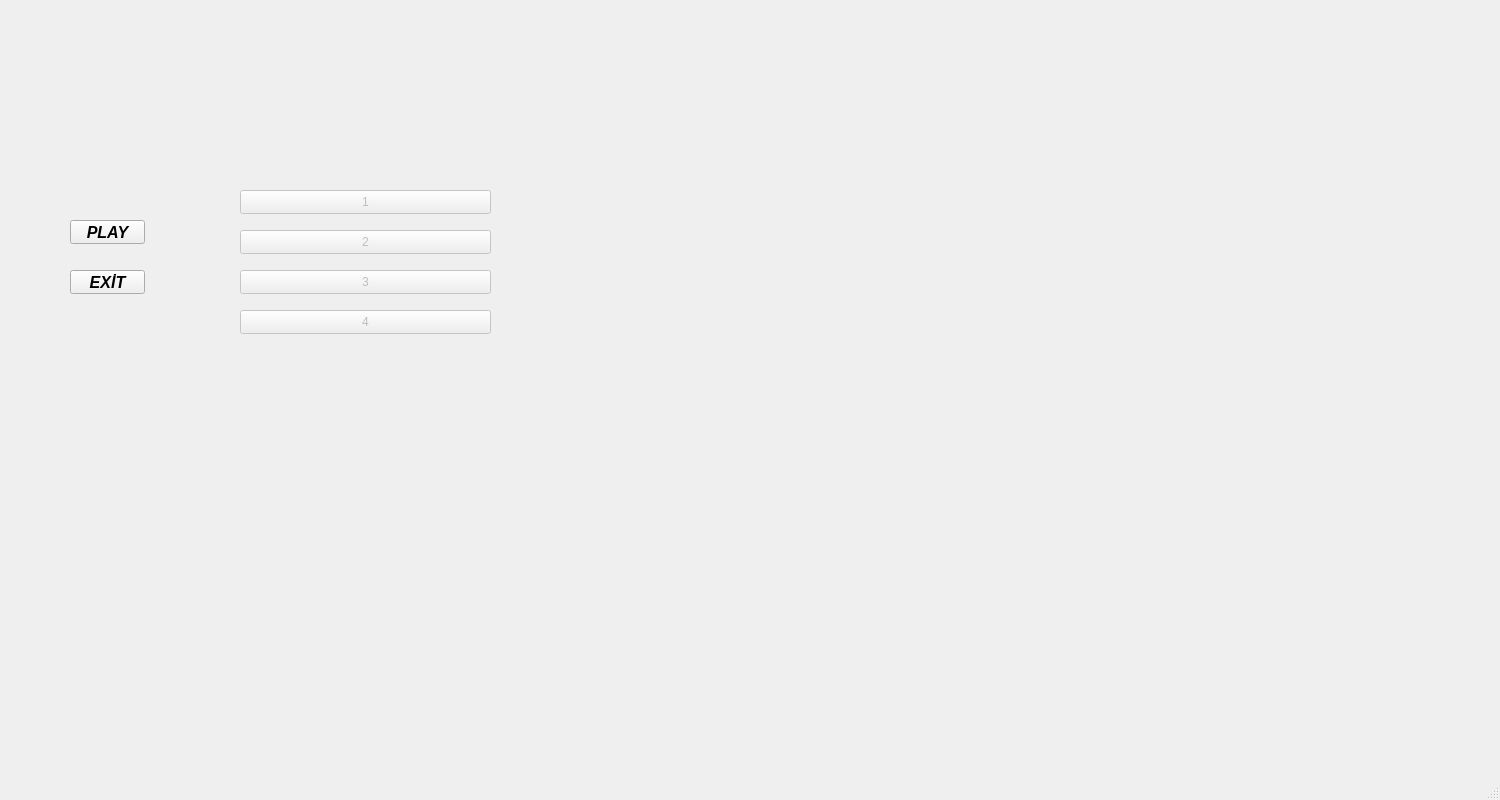
BerkeKbskl/BattleSim, file gamemenu.ui: the form before one commit.
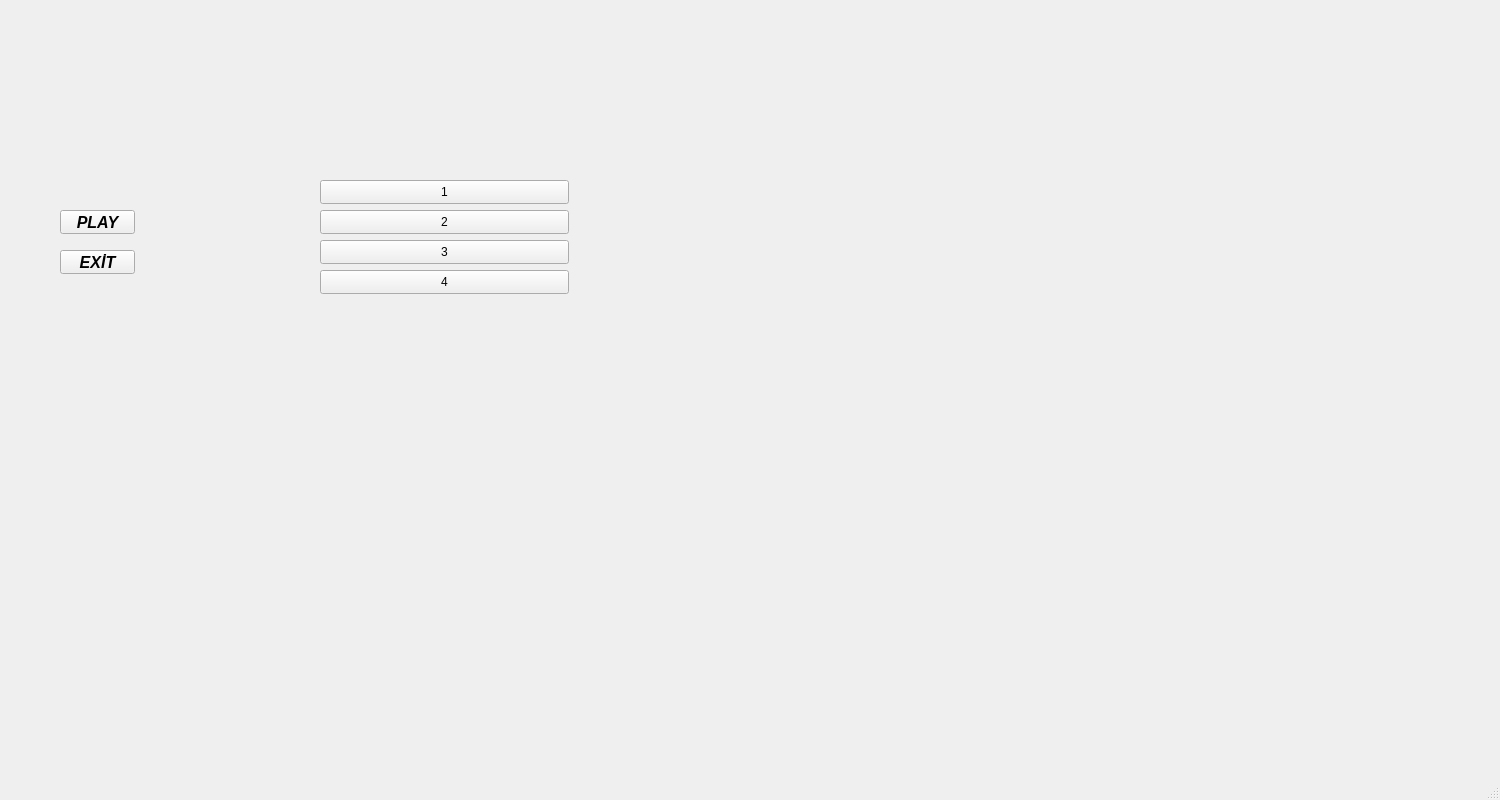
The form after the commit. Icons and pictures are not drawn.

Commit message: added:result screen(ResultWidget) modified: game, gamemenu,

Diff of the .ui file:
```diff
--- a/gamemenu.ui
+++ b/gamemenu.ui
@@ -26,105 +26,24 @@
    <property name="styleSheet">
     <string notr="true">#centralwidget{border-image: url(:/new/prefix1/images/gameMenu.jpg);}</string>
    </property>
-   <widget class="QPushButton" name="playButton">
+   <widget class="QWidget" name="scWidget" native="true">
     <property name="geometry">
      <rect>
-      <x>70</x>
-      <y>220</y>
-      <width>75</width>
-      <height>24</height>
-     </rect>
-    </property>
-    <property name="font">
-     <font>
-      <pointsize>12</pointsize>
-      <italic>true</italic>
-      <bold>true</bold>
-     </font>
-    </property>
-    <property name="styleSheet">
-     <string notr="true"/>
-    </property>
-    <property name="text">
-     <string>PLAY</string>
-    </property>
-   </widget>
-   <widget class="QPushButton" name="exitButton">
-    <property name="geometry">
-     <rect>
-      <x>70</x>
-      <y>270</y>
-      <width>75</width>
-      <height>24</height>
-     </rect>
-    </property>
-    <property name="font">
-     <font>
-      <pointsize>12</pointsize>
-      <italic>true</italic>
-      <bold>true</bold>
-     </font>
-    </property>
-    <property name="text">
-     <string>EXİT</string>
-    </property>
-   </widget>
-   <widget class="QPushButton" name="sc1">
-    <property name="enabled">
-     <bool>false</bool>
-    </property>
-    <property name="geometry">
-     <rect>
-      <x>240</x>
-      <y>190</y>
+      <x>320</x>
+      <y>180</y>
       <width>251</width>
-      <height>24</height>
+      <height>121</height>
      </rect>
     </property>
-    <property name="focusPolicy">
-     <enum>Qt::StrongFocus</enum>
-    </property>
-    <property name="toolTip">
-     <string/>
-    </property>
-    <property name="inputMethodHints">
-     <set>Qt::ImhNone</set>
-    </property>
-    <property name="text">
-     <string>1</string>
-    </property>
-   </widget>
-   <widget class="QPushButton" name="sc2">
-    <property name="enabled">
-     <bool>false</bool>
-    </property>
-    <property name="geometry">
-     <rect>
-      <x>240</x>
-      <y>230</y>
-      <width>251</width>
-      <height>24</height>
-     </rect>
-    </property>
-    <property name="toolTip">
-     <string/>
-    </property>
-    <property name="inputMethodHints">
-     <set>Qt::ImhNone</set>
-    </property>
-    <property name="text">
-     <string>2</string>
-    </property>
-   </widget>
    <widget class="QPushButton" name="sc4">
     <property name="enabled">
-     <bool>false</bool>
+      <bool>true</bool>
     </property>
     <property name="geometry">
      <rect>
-      <x>240</x>
-      <y>310</y>
-      <width>251</width>
+       <x>0</x>
+       <y>90</y>
+       <width>249</width>
       <height>24</height>
      </rect>
     </property>
@@ -140,13 +59,13 @@
    </widget>
    <widget class="QPushButton" name="sc3">
     <property name="enabled">
-     <bool>false</bool>
+      <bool>true</bool>
     </property>
     <property name="geometry">
      <rect>
-      <x>240</x>
-      <y>270</y>
-      <width>251</width>
+       <x>0</x>
+       <y>60</y>
+       <width>249</width>
       <height>24</height>
      </rect>
     </property>
@@ -162,6 +81,107 @@
     <property name="text">
      <string>3</string>
     </property>
+    </widget>
+    <widget class="QPushButton" name="sc2">
+     <property name="enabled">
+      <bool>true</bool>
+     </property>
+     <property name="geometry">
+      <rect>
+       <x>0</x>
+       <y>30</y>
+       <width>249</width>
+       <height>24</height>
+      </rect>
+     </property>
+     <property name="toolTip">
+      <string/>
+     </property>
+     <property name="inputMethodHints">
+      <set>Qt::ImhNone</set>
+     </property>
+     <property name="text">
+      <string>2</string>
+     </property>
+    </widget>
+    <widget class="QPushButton" name="sc1">
+     <property name="enabled">
+      <bool>true</bool>
+     </property>
+     <property name="geometry">
+      <rect>
+       <x>0</x>
+       <y>0</y>
+       <width>249</width>
+       <height>24</height>
+      </rect>
+     </property>
+     <property name="focusPolicy">
+      <enum>Qt::StrongFocus</enum>
+     </property>
+     <property name="toolTip">
+      <string/>
+     </property>
+     <property name="inputMethodHints">
+      <set>Qt::ImhNone</set>
+     </property>
+     <property name="text">
+      <string>1</string>
+     </property>
+    </widget>
+   </widget>
+   <widget class="QWidget" name="menuWidget" native="true">
+    <property name="geometry">
+     <rect>
+      <x>40</x>
+      <y>200</y>
+      <width>120</width>
+      <height>80</height>
+     </rect>
+    </property>
+    <widget class="QPushButton" name="exitButton">
+     <property name="geometry">
+      <rect>
+       <x>20</x>
+       <y>50</y>
+       <width>75</width>
+       <height>24</height>
+      </rect>
+     </property>
+     <property name="font">
+      <font>
+       <pointsize>12</pointsize>
+       <italic>true</italic>
+       <bold>true</bold>
+      </font>
+     </property>
+     <property name="text">
+      <string>EXİT</string>
+     </property>
+    </widget>
+    <widget class="QPushButton" name="playButton">
+     <property name="geometry">
+      <rect>
+       <x>20</x>
+       <y>10</y>
+       <width>75</width>
+       <height>24</height>
+      </rect>
+     </property>
+     <property name="font">
+      <font>
+       <pointsize>12</pointsize>
+       <italic>true</italic>
+       <bold>true</bold>
+      </font>
+     </property>
+     <property name="styleSheet">
+      <string notr="true"/>
+     </property>
+     <property name="text">
+      <string>PLAY</string>
+     </property>
+    </widget>
    </widget>
   </widget>
   <widget class="QMenuBar" name="menubar">
```
Lines whose indentation alone changed are shown as unchanged. The commit also changes 12 other files.
